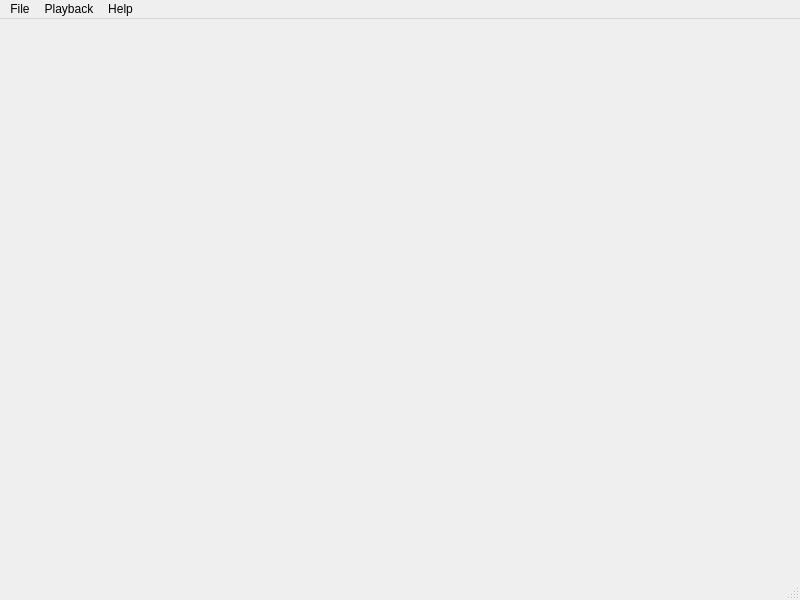
Above: gui/main_window_ui.ui from tornado80/tonebox before the change. Below: the same form after it.
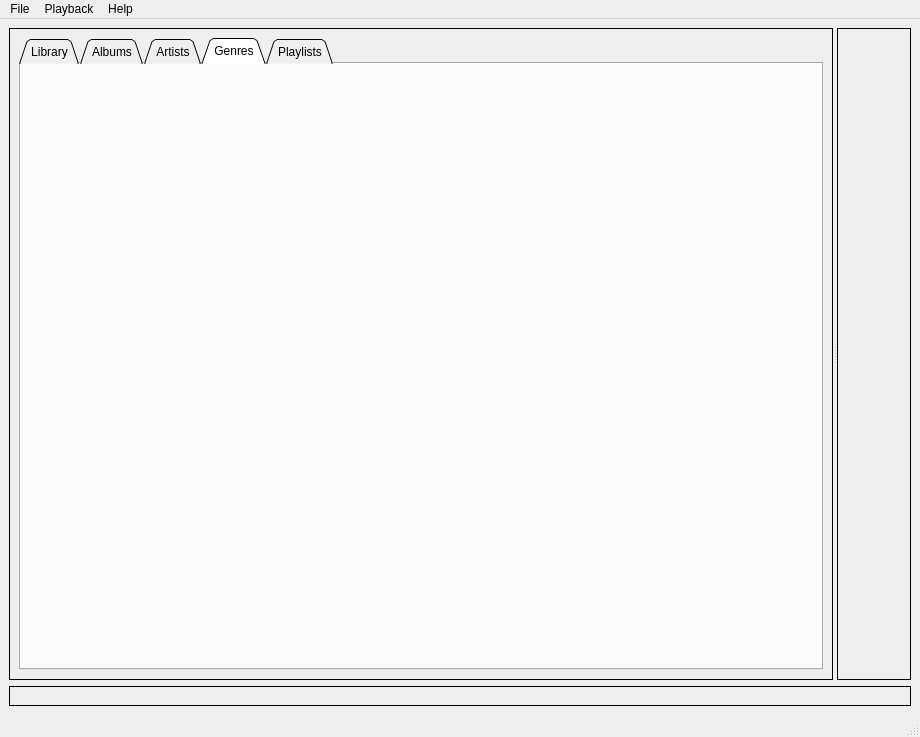
That is the form after the change. Custom widgets are drawn as their Qt base class.

```diff
--- a/gui/main_window_ui.ui
+++ b/gui/main_window_ui.ui
@@ -6,20 +6,106 @@
    <rect>
     <x>0</x>
     <y>0</y>
-    <width>800</width>
-    <height>600</height>
+    <width>920</width>
+    <height>737</height>
    </rect>
   </property>
   <property name="windowTitle">
    <string>Tone Box</string>
   </property>
-  <widget class="QWidget" name="centralwidget"/>
+  <widget class="QWidget" name="centralwidget">
+   <layout class="QVBoxLayout" name="verticalLayout_2" stretch="1,0">
+    <item>
+     <widget class="QSplitter" name="splitter">
+      <property name="orientation">
+       <enum>Qt::Horizontal</enum>
+      </property>
+      <widget class="QFrame" name="frame_3">
+       <property name="frameShape">
+        <enum>QFrame::Box</enum>
+       </property>
+       <property name="frameShadow">
+        <enum>QFrame::Plain</enum>
+       </property>
+       <layout class="QVBoxLayout" name="verticalLayout">
+        <item>
+         <widget class="QTabWidget" name="categoryWidget">
+          <property name="tabPosition">
+           <enum>QTabWidget::North</enum>
+          </property>
+          <property name="tabShape">
+           <enum>QTabWidget::Triangular</enum>
+          </property>
+          <property name="currentIndex">
+           <number>3</number>
+          </property>
+          <widget class="QWidget" name="libraryTab">
+           <attribute name="title">
+            <string>Library</string>
+           </attribute>
+          </widget>
+          <widget class="QWidget" name="albumsTab">
+           <attribute name="title">
+            <string>Albums</string>
+           </attribute>
+          </widget>
+          <widget class="QWidget" name="artistsTab">
+           <attribute name="title">
+            <string>Artists</string>
+           </attribute>
+          </widget>
+          <widget class="QWidget" name="genresTab">
+           <attribute name="title">
+            <string>Genres</string>
+           </attribute>
+          </widget>
+          <widget class="QWidget" name="playlistsTab">
+           <attribute name="title">
+            <string>Playlists</string>
+           </attribute>
+          </widget>
+         </widget>
+        </item>
+       </layout>
+      </widget>
+      <widget class="QFrame" name="frame">
+       <property name="frameShape">
+        <enum>QFrame::Box</enum>
+       </property>
+       <property name="frameShadow">
+        <enum>QFrame::Plain</enum>
+       </property>
+       <layout class="QVBoxLayout" name="verticalLayout_4">
+        <item>
+         <widget class="QWidget" name="queueWidget" native="true"/>
+        </item>
+       </layout>
+      </widget>
+     </widget>
+    </item>
+    <item>
+     <widget class="QFrame" name="frame_2">
+      <property name="frameShape">
+       <enum>QFrame::Box</enum>
+      </property>
+      <property name="frameShadow">
+       <enum>QFrame::Plain</enum>
+      </property>
+      <layout class="QVBoxLayout" name="verticalLayout_3">
+       <item>
+        <widget class="MediaPlayerWidget" name="playerWidget" native="true"/>
+       </item>
+      </layout>
+     </widget>
+    </item>
+   </layout>
+  </widget>
   <widget class="QMenuBar" name="menubar">
    <property name="geometry">
     <rect>
      <x>0</x>
      <y>0</y>
-     <width>800</width>
+     <width>920</width>
      <height>22</height>
     </rect>
    </property>
@@ -233,6 +319,14 @@
    </property>
   </action>
  </widget>
+ <customwidgets>
+  <customwidget>
+   <class>MediaPlayerWidget</class>
+   <extends>QWidget</extends>
+   <header>.media_player_widget</header>
+   <container>1</container>
+  </customwidget>
+ </customwidgets>
  <resources/>
  <connections/>
 </ui>
```
Left out of the diff: 4 changed lines with no effect on the pictures.
